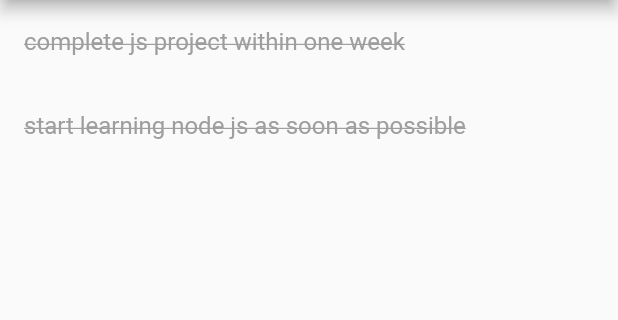
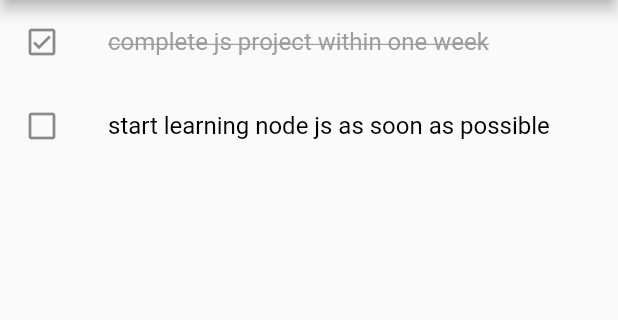
Before and after one commit to abin-ps/Todo-App, a Flutter app: the screen it shows after launch, after a tap on "complete js project within one week", on a phone screen of 412 x 824 dp, the part 84-404 px from its top. Run offline on Flutter 3.47's test engine with Material 2 defaults, Android fonts, the phone set to English and light mode, and no system bars.

Commit message:
added clickable functionality to done or undone task

```diff
--- a/lib/main.dart
+++ b/lib/main.dart
@@ -12,9 +12,15 @@ class TodoApp extends StatefulWidget {
 }
 
 class _TodoAppState extends State<TodoApp> {
-  List _taskList = [
-    "complete js project within one week",
-    "start learning node js as soon as possible"
+  List<Map> _taskList = [
+    {
+      "title": "complete js project within one week",
+      "doneTaskFlag": false,
+    },
+    {
+      "title": "start learning node js as soon as possible",
+      "doneTaskFlag": false,
+    },
   ];
   bool _doneTask = false;
   @override
@@ -34,16 +40,17 @@ class _TodoAppState extends State<TodoApp> {
       itemCount: _taskList.length,
       itemBuilder: (context, index) {
         return ListTile(
+          leading: Icon(_taskList[index]["doneTaskFlag"]?Icons.check_box_outlined: Icons.check_box_outline_blank),
           title: Text(
-            "${_taskList[index]}",
-            style: _doneTask
+            "${_taskList[index]["title"]}",
+            style: _taskList[index]["doneTaskFlag"]
                 ? TextStyle(
                     color: Colors.grey, decoration: TextDecoration.lineThrough)
                 : TextStyle(color: Colors.black),
           ),
           onTap: () {
             setState(() {
-              _doneTask = !_doneTask;
+              _taskList[index]["doneTaskFlag"] = !_taskList[index]["doneTaskFlag"];
             });
           },
         );
```
